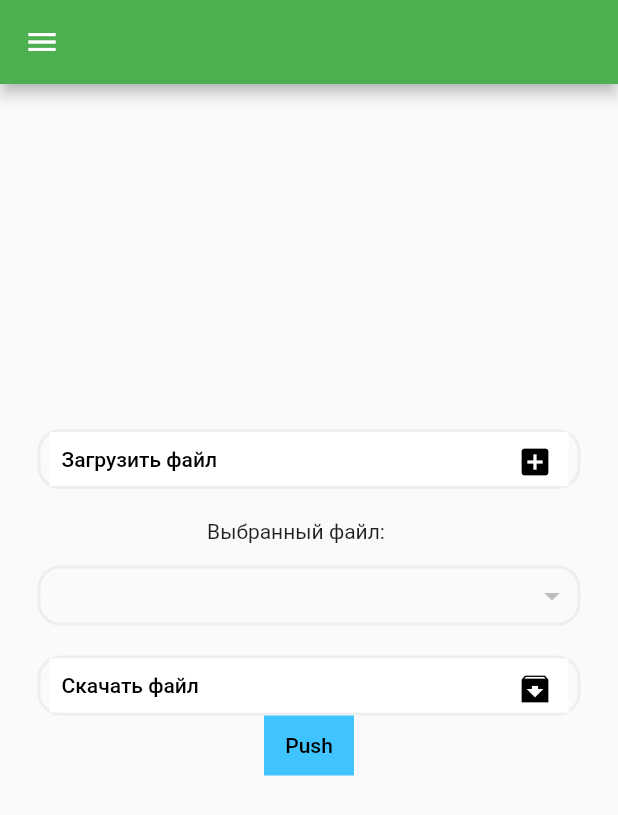
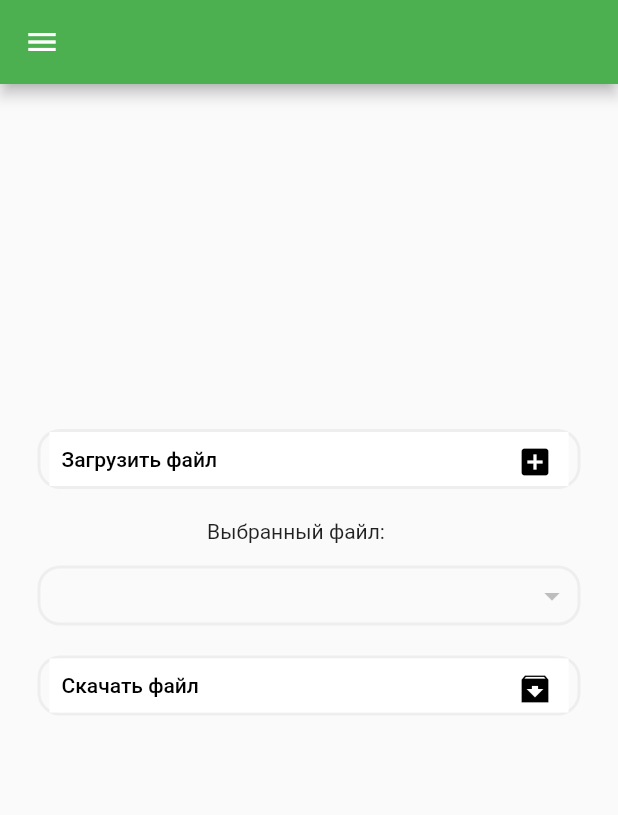
Before and after one commit to B1oodyAnge1/Task4, a Flutter app: the screen it shows after launch, on a phone screen of 412 x 824 dp. Shown: the top 815 px of the screen. Run offline on Flutter 3.47's test engine with Material 2 defaults, Android fonts, the phone set to English and light mode, and no system bars; our stand-ins replace file_picker, flutter_bloc, hive_flutter; missing offline and left inert: cloudconvert_client, dart:ffi; accounts and stored records are empty.

```diff
--- a/lib/converter_view.dart
+++ b/lib/converter_view.dart
@@ -157,7 +157,6 @@ class _ConverterPageState extends State<ConverterPage> {
                       ),
                     ),
                   ),
-                  HiveTest(),
                 ],
               ),
             )),
@@ -188,24 +187,3 @@ Widget _CircularProgressIndicator() {
         ],
       ));
 }
-
-Widget HiveTest() {
-  return Container(
-      width: 60,
-      height: 40,
-      color: Colors.lightBlueAccent,
-      child: TextButton(
-        onPressed: () {
-          // CreateMyBox(
-          //   'url1',
-          //   'fileName2',
-          //   'extension3',
-          // );
-          ReadMyBox(0);
-        },
-        child: Text(
-          'Push',
-          style: TextStyle(color: Colors.black),
-        ),
-      ));
-}
```
Also changed, not shown: 6 other files.
